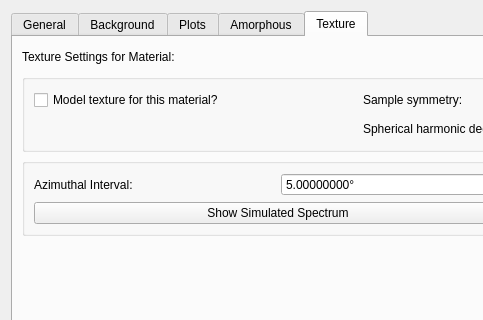
Before: the Qt Designer form hexrdgui/resources/ui/wppf_options_dialog.ui in HEXRD/hexrdgui, drawn with Qt 5; both pictures show x 0 to 483 and y 0 to 320 of the 1050 by 1000 pixel window.
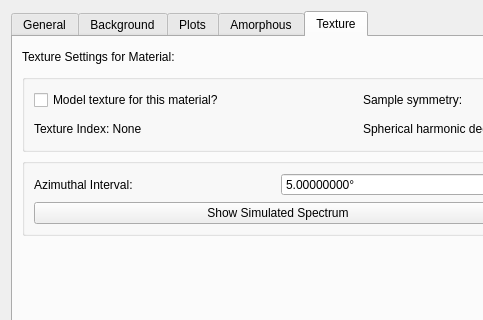
After: the same form once the commit is applied. The open tabs and pages were chosen to show the change. Icons and pictures are not drawn. Custom widgets are drawn as their Qt base class.

Commit message: Show texture index

```diff
--- a/hexrdgui/resources/ui/wppf_options_dialog.ui
+++ b/hexrdgui/resources/ui/wppf_options_dialog.ui
@@ -637,6 +637,13 @@
               </property>
              </widget>
             </item>
+            <item row="2" column="0">
+             <widget class="QLabel" name="texture_index_label">
+              <property name="text">
+               <string>Texture Index: None</string>
+              </property>
+             </widget>
+            </item>
            </layout>
           </widget>
          </item>
```
The commit also changes 1 other file.
